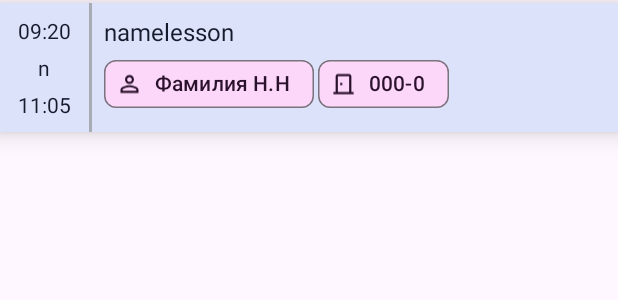
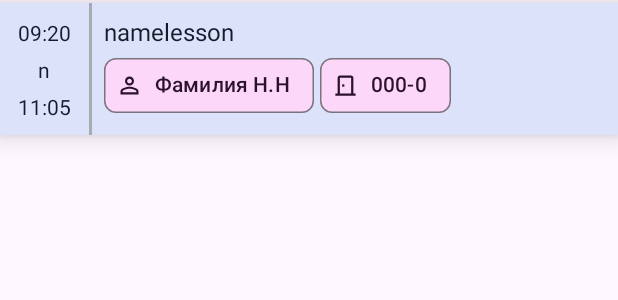
Before and after one commit to danilkis/GuapScheduleApp, an Android app: the layout lesson_sh_layout.xml on its own in the app's theme, with its tools: preview values and no code run, on a phone screen of 412 x 824 dp. Shown: the top 300 px of the screen. Run offline under Robolectric (Android 15) with nearby library versions, the phone set to English and light mode, and no system bars.

Commit message:
Chip правильно стоят

```diff
--- a/app/src/main/res/layout/lesson_sh_layout.xml
+++ b/app/src/main/res/layout/lesson_sh_layout.xml
@@ -95,17 +95,18 @@
                 android:id="@+id/chipGroup"
                 android:layout_width="match_parent"
                 android:layout_height="wrap_content"
-                app:chipSpacingHorizontal = "3dp"
+                app:chipSpacingHorizontal="4dp"
+                app:chipSpacingVertical="1dp"
                 app:layout_constraintEnd_toEndOf="parent"
-                app:layout_constraintHorizontal_bias="0.0"
                 app:layout_constraintStart_toStartOf="@+id/namelesson"
                 app:layout_constraintTop_toBottomOf="@+id/namelesson">
 
                 <com.google.android.material.chip.Chip
                     android:id="@+id/NameTeacherOne"
+                    app:chipMinTouchTargetSize = "45dp"
                     style="@style/Widget.Material3.Chip.Assist"
                     android:layout_width="wrap_content"
-                    android:layout_height="wrap_content"
+                    android:layout_height="50dp"
                     android:clickable="false"
                     android:text="Фамилия Н.Н"
                     android:textColor="?attr/colorOnTertiaryContainer"
@@ -115,8 +116,9 @@
 
                 <com.google.android.material.chip.Chip
                     android:id="@+id/NumAudienceOne"
+                    app:chipMinTouchTargetSize = "45dp"
                     android:layout_width="wrap_content"
-                    android:layout_height="wrap_content"
+                    android:layout_height="50dp"
                     android:clickable="false"
                     android:text="000-0"
                     android:textColor="?attr/colorOnTertiaryContainer"
@@ -128,21 +130,23 @@
 
                 <com.google.android.material.chip.Chip
                     android:id="@+id/NameTeacherTwo"
+                    app:chipMinTouchTargetSize = "45dp"
                     style="@style/Widget.Material3.Chip.Assist"
                     android:layout_width="wrap_content"
-                    android:layout_height="wrap_content"
+                    android:layout_height="50dp"
                     android:clickable="false"
+                    android:visibility="gone"
                     android:text="Фамилия Н.Н"
                     android:textColor="?attr/colorOnTertiaryContainer"
-                    android:visibility="gone"
                     app:chipBackgroundColor="?attr/colorTertiaryContainer"
                     app:chipIcon="@drawable/baseline_person_outline_24"
                     app:chipIconTint="?attr/colorOnTertiaryContainer" />
 
                 <com.google.android.material.chip.Chip
                     android:id="@+id/NumAudienceTwo"
+                    app:chipMinTouchTargetSize = "45dp"
                     android:layout_width="wrap_content"
-                    android:layout_height="wrap_content"
+                    android:layout_height="50dp"
                     android:clickable="false"
                     android:text="000-0"
                     android:textColor="?attr/colorOnTertiaryContainer"
```
